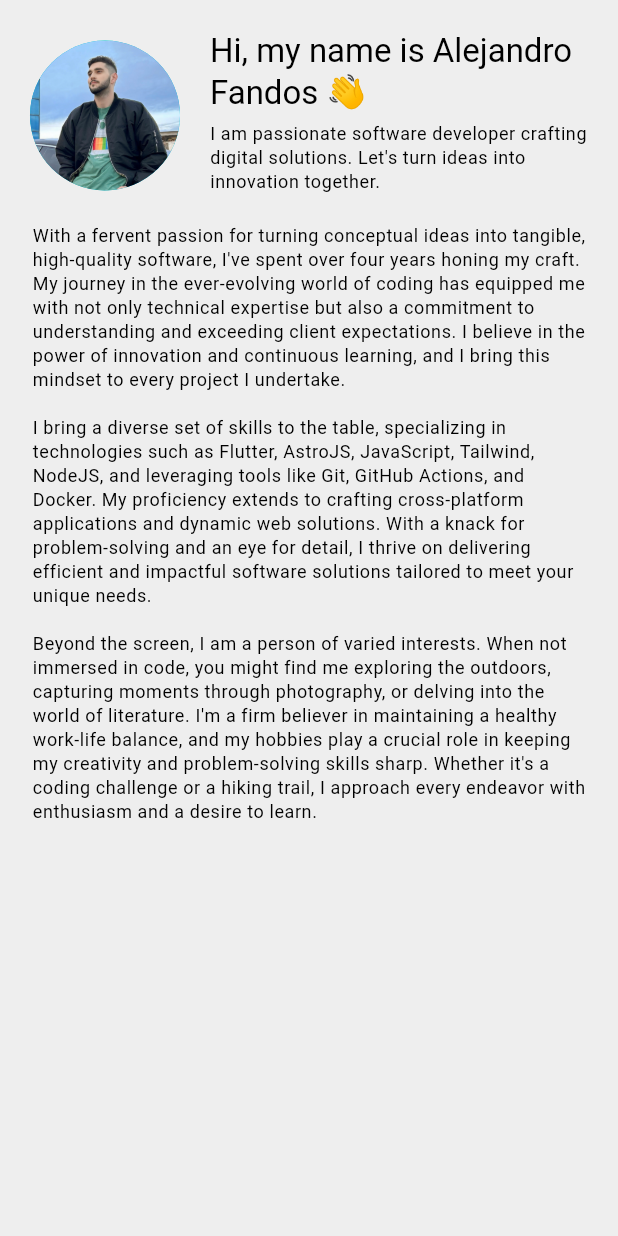
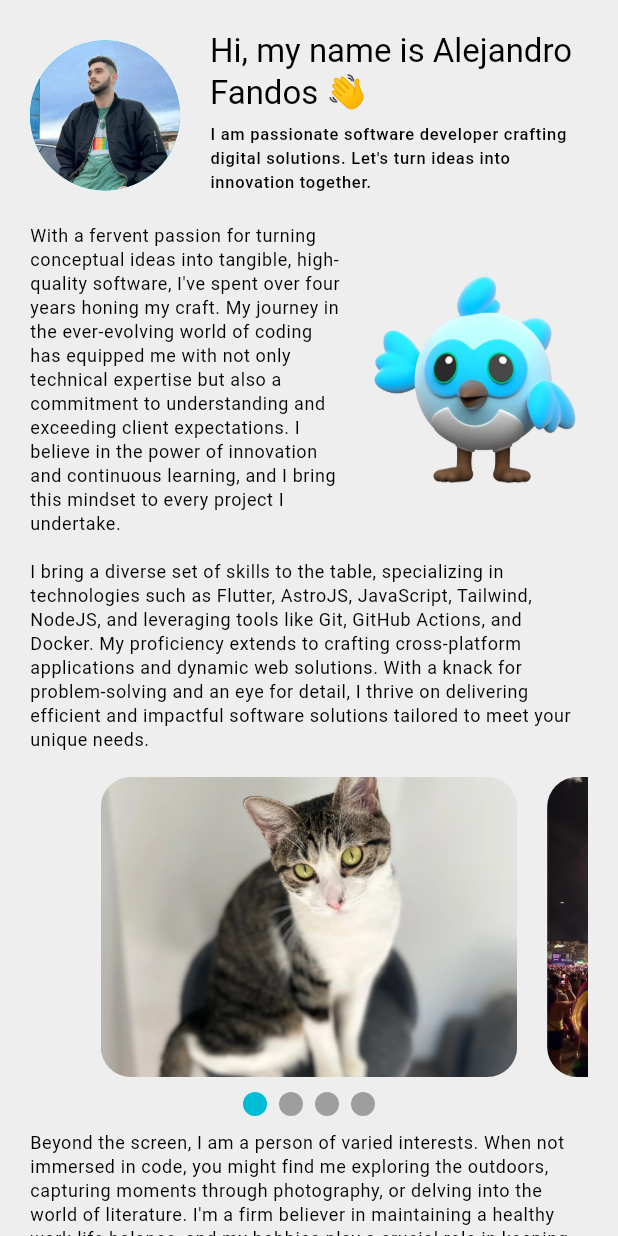
Before and after one commit to afandos-bbm/fan2dev_app_flutter, a Flutter app: the AboutHeaderWidget widget shown alone on an empty page, opened directly, on a phone screen of 412 x 824 dp. Run offline on Flutter 3.47's test engine with Material 3 defaults, Android fonts, the phone set to English and light mode, and no system bars; drawn by our look-alikes of smooth_page_indicator; our stand-ins replace bloc, cloud_firestore, device_info_plus, dio, equatable, firebase_auth and 9 more; accounts and stored records are empty; generated files the repository leaves out were written again.

Commit message:
feat: :sparkles: add about page images

```diff
--- a/lib/features/about/view/about_home_page.dart
+++ b/lib/features/about/view/about_home_page.dart
@@ -1,3 +1,4 @@
+import 'package:fan2dev/features/about/widgets/about_image_carrousel_widget.dart';
 import 'package:fan2dev/l10n/l10n.dart';
 import 'package:fan2dev/utils/const.dart';
 import 'package:flutter/material.dart';
@@ -34,7 +35,7 @@ class AboutHeaderWidget extends StatelessWidget {
                   padding: EdgeInsets.only(top: 5),
                   child: CircleAvatar(
                     radius: 50,
-                    backgroundImage: AssetImage(kFan2devAboutPhotoPath),
+                    backgroundImage: AssetImage(kFan2devAboutProfilePath),
                   ),
                 ),
                 const SizedBox(width: 20),
@@ -51,7 +52,7 @@ class AboutHeaderWidget extends StatelessWidget {
                       Text(
                         context.l10n.about_sort_description,
                         overflow: TextOverflow.visible,
-                        style: Theme.of(context).textTheme.bodySmall,
+                        style: Theme.of(context).textTheme.labelSmall,
                       ),
                     ],
                   ),
@@ -61,27 +62,37 @@ class AboutHeaderWidget extends StatelessWidget {
             ),
             const SizedBox(height: 20),
             Padding(
-              padding: const EdgeInsets.symmetric(horizontal: 20),
-              child: Text.rich(
-                textWidthBasis: TextWidthBasis.longestLine,
-                softWrap: true,
-                TextSpan(
-                  text: context.l10n.about_text_1,
-                  style: Theme.of(context).textTheme.bodySmall,
+                padding: const EdgeInsets.symmetric(horizontal: 20),
+                child: Column(
                   children: [
-                    TextSpan(
-                      text: context.l10n.about_text_2,
+                    Row(
+                      crossAxisAlignment: CrossAxisAlignment.start,
+                      children: [
+                        Flexible(
+                          child: Text(
+                            context.l10n.about_text_1,
+                            style: Theme.of(context).textTheme.bodySmall,
+                          ),
+                        ),
+                        const SizedBox(width: 10),
+                        Image.asset(
+                          kFan2devAboutFlutterDashPath,
+                          width: 150,
+                        ),
+                      ],
+                    ),
+                    Text(
+                      context.l10n.about_text_2,
                       style: Theme.of(context).textTheme.bodySmall,
                     ),
-                    TextSpan(
-                      text: context.l10n.about_text_3,
+                    const AboutImageCarrouselWidget(),
+                    Text(
+                      context.l10n.about_text_3,
                       style: Theme.of(context).textTheme.bodySmall,
                     ),
                   ],
-                ),
-              ),
-            ),
-            const SizedBox(height: 20),
+                )),
+            const SizedBox(height: 70),
           ],
         ),
       ),
--- /dev/null
+++ b/lib/features/about/widgets/about_image_carrousel_widget.dart
@@ -0,0 +1,53 @@
+import 'package:fan2dev/utils/const.dart';
+import 'package:fan2dev/utils/theme/themes.dart';
+import 'package:flutter/material.dart';
+import 'package:smooth_page_indicator/smooth_page_indicator.dart';
+
+class AboutImageCarrouselWidget extends StatelessWidget {
+  const AboutImageCarrouselWidget({super.key});
+
+  List<String> get images => [
+        kFan2devAboutAkiraPath,
+        kFan2devAboutArenalPath,
+        kFan2devAboutSwimmingPath,
+        kFan2devAboutCarPath,
+      ];
+
+  @override
+  Widget build(BuildContext context) {
+    final controller = PageController(viewportFraction: 0.8);
+    return Column(
+      children: [
+        const SizedBox(height: 1),
+        SizedBox(
+          height: 200,
+          child: PageView.builder(
+            controller: controller,
+            itemCount: images.length,
+            itemBuilder: (context, index) {
+              return Padding(
+                padding: const EdgeInsets.symmetric(horizontal: 10),
+                child: ClipRRect(
+                  borderRadius: BorderRadius.circular(20),
+                  child: Image.asset(
+                    images[index],
+                    fit: BoxFit.cover,
+                  ),
+                ),
+              );
+            },
+          ),
+        ),
+        const SizedBox(height: 10),
+        SmoothPageIndicator(
+            controller: controller,
+            count: images.length,
+            effect: const JumpingDotEffect(
+              activeDotColor: kPrimaryColor,
+              verticalOffset: 10,
+            )),
+        const SizedBox(height: 10),
+      ],
+    );
+  }
+}
--- a/lib/l10n/arb/app_ca.arb
+++ b/lib/l10n/arb/app_ca.arb
@@ -124,11 +124,11 @@
     "@about_sort_description": {
         "description": "Marcador de posició de la breu descripció Sobre"
     },
-    "about_text_1": "Amb una passió fervent per convertir idees conceptuals en programari tangible i de alta qualitat, he passat més de quatre anys perfeccionant el meu ofici. La meva trajectòria en el món sempre canviant de la programació m'ha dotat no només d'experiència tècnica, sinó també d'un compromís per comprendre i superar les expectatives del client. Crec en el poder de la innovació i l'aprenentatge continu, i aplico aquesta mentalitat a cada projecte que emprenc.\n\n",
+    "about_text_1": "Amb una passió fervent per convertir idees conceptuals en programari tangible i de alta qualitat, he passat més de quatre anys perfeccionant el meu ofici. La meva trajectòria en el món sempre canviant de la programació m'ha dotat no només d'experiència tècnica, sinó també d'un compromís per comprendre i superar les expectatives del client. Crec en el poder de la innovació i l'aprenentatge continu, i aplico aquesta mentalitat a cada projecte que emprenc.\n",
     "@about_text_1": {
         "description": "Marcador de posició del text Sobre 1"
     },
-    "about_text_2": "Aporto un conjunt divers de habilitats a la taula, especialitzant-me en tecnologies com Flutter, AstroJS, JavaScript, Tailwind, NodeJS, i utilitzant eines com Git, GitHub Actions i Docker. La meva competència s'estén a la creació d'aplicacions multiplataforma i solucions web dinàmiques. Amb habilitat per resoldre problemes i atenció al detall, prospero en l'entrega de solucions de programari eficients i impactants dissenyades per satisfer les seves necessitats úniques.\n\n",
+    "about_text_2": "Aporto un conjunt divers de habilitats a la taula, especialitzant-me en tecnologies com Flutter, AstroJS, JavaScript, Tailwind, NodeJS, i utilitzant eines com Git, GitHub Actions i Docker. La meva competència s'estén a la creació d'aplicacions multiplataforma i solucions web dinàmiques. Amb habilitat per resoldre problemes i atenció al detall, prospero en l'entrega de solucions de programari eficients i impactants dissenyades per satisfer les seves necessitats úniques.\n",
     "@about_text_2": {
         "description": "Marcador de posició del text Sobre 2"
     },
--- a/lib/l10n/arb/app_en.arb
+++ b/lib/l10n/arb/app_en.arb
@@ -124,11 +124,11 @@
     "@about_sort_description": {
         "description": "About Sort Description Placeholder"
     },
-    "about_text_1": "With a fervent passion for turning conceptual ideas into tangible, high-quality software, I've spent over four years honing my craft. My journey in the ever-evolving world of coding has equipped me with not only technical expertise but also a commitment to understanding and exceeding client expectations. I believe in the power of innovation and continuous learning, and I bring this mindset to every project I undertake.\n\n",
+    "about_text_1": "With a fervent passion for turning conceptual ideas into tangible, high-quality software, I've spent over four years honing my craft. My journey in the ever-evolving world of coding has equipped me with not only technical expertise but also a commitment to understanding and exceeding client expectations. I believe in the power of innovation and continuous learning, and I bring this mindset to every project I undertake.\n",
     "@about_text_1": {
         "description": "About Text 1 Placeholder"
     },
-    "about_text_2": "I bring a diverse set of skills to the table, specializing in technologies such as Flutter, AstroJS, JavaScript, Tailwind, NodeJS, and leveraging tools like Git, GitHub Actions, and Docker. My proficiency extends to crafting cross-platform applications and dynamic web solutions. With a knack for problem-solving and an eye for detail, I thrive on delivering efficient and impactful software solutions tailored to meet your unique needs.\n\n",
+    "about_text_2": "I bring a diverse set of skills to the table, specializing in technologies such as Flutter, AstroJS, JavaScript, Tailwind, NodeJS, and leveraging tools like Git, GitHub Actions, and Docker. My proficiency extends to crafting cross-platform applications and dynamic web solutions. With a knack for problem-solving and an eye for detail, I thrive on delivering efficient and impactful software solutions tailored to meet your unique needs.\n",
     "@about_text_2": {
         "description": "About Text 2 Placeholder"
     },
--- a/lib/l10n/arb/app_es.arb
+++ b/lib/l10n/arb/app_es.arb
@@ -124,11 +124,11 @@
     "@about_sort_description": {
         "description": "Marcador de posición de la breve descripción Acerca de"
     },
-    "about_text_1": "Con una pasión ferviente por convertir ideas conceptuales en software tangible y de alta calidad, he pasado más de cuatro años perfeccionando mi oficio. Mi trayectoria en el mundo siempre cambiante de la programación me ha dotado no solo de experiencia técnica, sino también de un compromiso de comprender y superar las expectativas del cliente. Creo en el poder de la innovación y el aprendizaje continuo, y aplico esta mentalidad a cada proyecto que emprendo.\n\n",
+    "about_text_1": "Con una pasión ferviente por convertir ideas conceptuales en software tangible y de alta calidad, he pasado más de cuatro años perfeccionando mi oficio. Mi trayectoria en el mundo siempre cambiante de la programación me ha dotado no solo de experiencia técnica, sino también de un compromiso de comprender y superar las expectativas del cliente. Creo en el poder de la innovación y el aprendizaje continuo, y aplico esta mentalidad a cada proyecto que emprendo.\n",
     "@about_text_1": {
         "description": "Marcador de posición del texto Acerca de 1"
     },
-    "about_text_2": "Aporto un conjunto diverso de habilidades a la mesa, especializándome en tecnologías como Flutter, AstroJS, JavaScript, Tailwind, NodeJS, y utilizando herramientas como Git, GitHub Actions y Docker. Mi competencia se extiende a la creación de aplicaciones multiplataforma y soluciones web dinámicas. Con habilidad para resolver problemas y atención al detalle, prospero al entregar soluciones de software eficientes e impactantes diseñadas para satisfacer sus necesidades únicas.\n\n",
+    "about_text_2": "Aporto un conjunto diverso de habilidades a la mesa, especializándome en tecnologías como Flutter, AstroJS, JavaScript, Tailwind, NodeJS, y utilizando herramientas como Git, GitHub Actions y Docker. Mi competencia se extiende a la creación de aplicaciones multiplataforma y soluciones web dinámicas. Con habilidad para resolver problemas y atención al detalle, prospero al entregar soluciones de software eficientes e impactantes diseñadas para satisfacer sus necesidades únicas.\n",
     "@about_text_2": {
         "description": "Marcador de posición del texto Acerca de 2"
     },
--- a/lib/utils/const.dart
+++ b/lib/utils/const.dart
@@ -6,4 +6,13 @@ const kEnglishFlagPath = 'assets/icons/english.svg';
 const kValencianFlagPath = 'assets/icons/valencian.svg';
 
 // Photos
-const kFan2devAboutPhotoPath = 'assets/images/photos/fan2dev_about_photo.jpg';
+const kFan2devAboutProfilePath =
+    'assets/images/photos/fan2dev_about_profile.webp';
+const kFan2devAboutFlutterDashPath =
+    'assets/images/photos/fan2dev_about_flutter_dash.webp';
+const kFan2devAboutAkiraPath = 'assets/images/photos/fan2dev_about_akira.webp';
+const kFan2devAboutArenalPath =
+    'assets/images/photos/fan2dev_about_arenal.webp';
+const kFan2devAboutCarPath = 'assets/images/photos/fan2dev_about_car.webp';
+const kFan2devAboutSwimmingPath =
+    'assets/images/photos/fan2dev_about_swimming.webp';
--- a/lib/utils/theme/themes.dart
+++ b/lib/utils/theme/themes.dart
@@ -8,6 +8,8 @@ final Map<CurrentTheme, ThemeData> themes = {
   CurrentTheme.light: _lightTheme,
   CurrentTheme.dark: _darkTheme,
 };
+
+const kPrimaryColor = Colors.cyan;
 
 /// Light theme
 final ThemeData _lightTheme = ThemeData(
@@ -20,12 +22,12 @@ final ThemeData _lightTheme = ThemeData(
   useMaterial3: true,
   brightness: Brightness.light,
   colorScheme: const ColorScheme.light(
-    primary: Colors.cyan,
+    primary: kPrimaryColor,
     secondary: Colors.white,
   ),
   scaffoldBackgroundColor: Colors.grey[200],
   appBarTheme: const AppBarTheme(
-    backgroundColor: Colors.cyan,
+    backgroundColor: kPrimaryColor,
     foregroundColor: Colors.white,
     elevation: 0,
     iconTheme: IconThemeData(color: Colors.white),
@@ -60,7 +62,7 @@ final ThemeData _lightTheme = ThemeData(
   elevatedButtonTheme: ElevatedButtonThemeData(
     style: ElevatedButton.styleFrom(
       padding: const EdgeInsets.all(10),
-      backgroundColor: Colors.cyan,
+      backgroundColor: kPrimaryColor,
       foregroundColor: Colors.white,
     ),
   ),
@@ -85,7 +87,7 @@ final ThemeData _darkTheme = ThemeData(
   useMaterial3: true,
   brightness: Brightness.dark,
   colorScheme: const ColorScheme.dark(
-    primary: Colors.cyan,
+    primary: kPrimaryColor,
     secondary: Colors.black,
   ),
   inputDecorationTheme: const InputDecorationTheme(
@@ -105,7 +107,7 @@ final ThemeData _darkTheme = ThemeData(
   elevatedButtonTheme: ElevatedButtonThemeData(
     style: ElevatedButton.styleFrom(
       padding: const EdgeInsets.all(10),
-      backgroundColor: Colors.cyan,
+      backgroundColor: kPrimaryColor,
       foregroundColor: Colors.white,
     ),
   ),
--- a/pubspec.yaml
+++ b/pubspec.yaml
@@ -37,6 +37,7 @@ dependencies:
   dio: ^5.4.0
   cloud_firestore: ^4.13.6
   flutter_animate: ^4.3.0
+  smooth_page_indicator: ^1.1.0
 
 dev_dependencies:
   flutter_test:
```
Also changed, not shown: assets/images/photos/fan2dev_about_akira.webp (added), assets/images/photos/fan2dev_about_arenal.webp (added), assets/images/photos/fan2dev_about_flutter_dash.webp (added), assets/images/photos/fan2dev_about_photo.jpg (deleted), assets/images/photos/fan2dev_about_profile.webp (added), assets/images/photos/fan2dev_about_swimming.webp (added), pubspec.lock, 1 other file.
